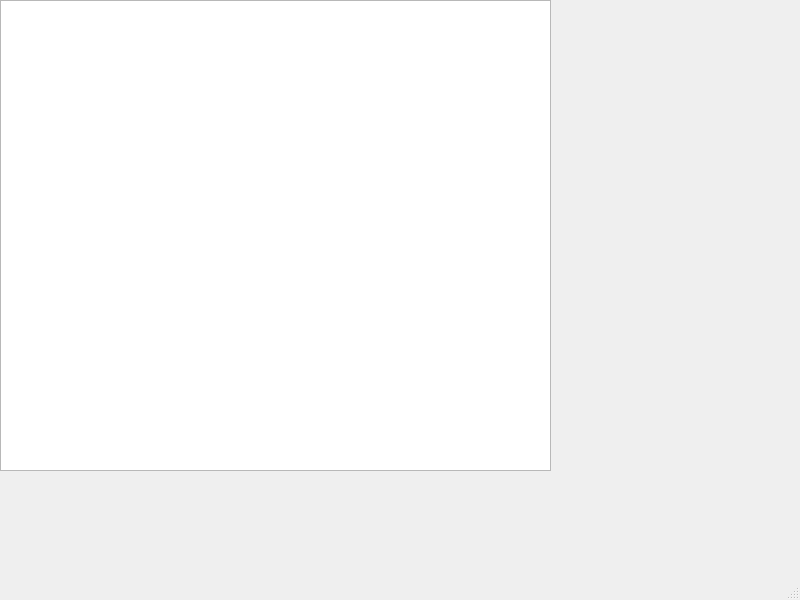
Above: main.ui from AlekseyKokovin/third_task_ before the change. Below: the same form after it.
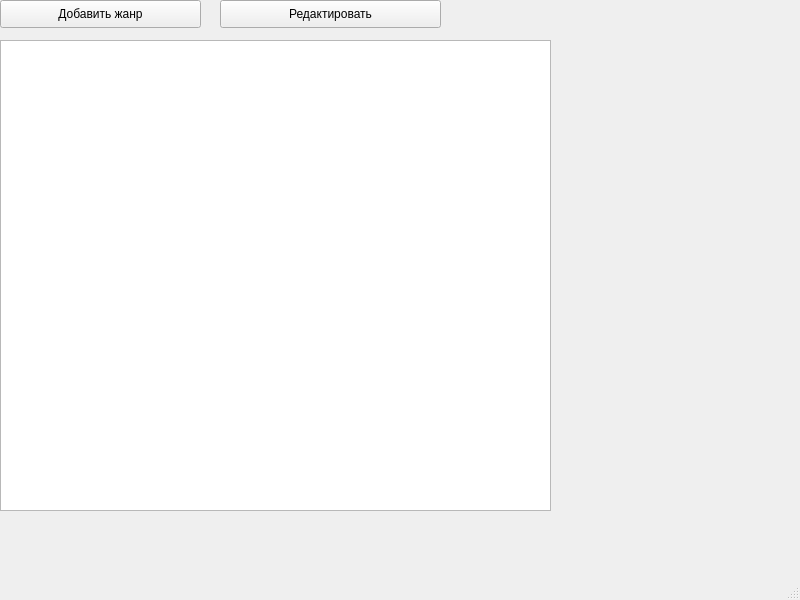
That is the form after the change.

Diff of the .ui file:
```diff
--- a/main.ui
+++ b/main.ui
@@ -18,12 +18,38 @@
     <property name="geometry">
      <rect>
       <x>0</x>
-      <y>0</y>
+      <y>40</y>
       <width>551</width>
       <height>471</height>
      </rect>
     </property>
    </widget>
+   <widget class="QPushButton" name="add_genre">
+    <property name="geometry">
+     <rect>
+      <x>0</x>
+      <y>0</y>
+      <width>201</width>
+      <height>28</height>
+     </rect>
+    </property>
+    <property name="text">
+     <string>Добавить жанр</string>
+    </property>
+   </widget>
+   <widget class="QPushButton" name="edit_genre">
+    <property name="geometry">
+     <rect>
+      <x>220</x>
+      <y>0</y>
+      <width>221</width>
+      <height>28</height>
+     </rect>
+    </property>
+    <property name="text">
+     <string>Редактировать</string>
+    </property>
+   </widget>
   </widget>
   <widget class="QMenuBar" name="menubar">
    <property name="geometry">
```
